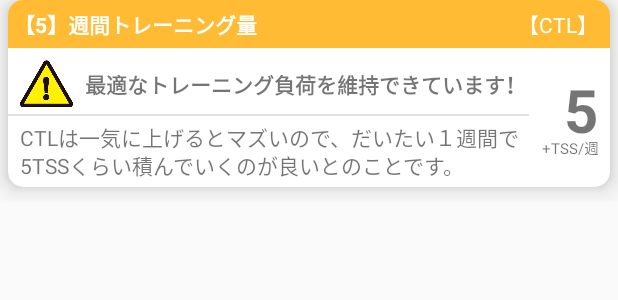
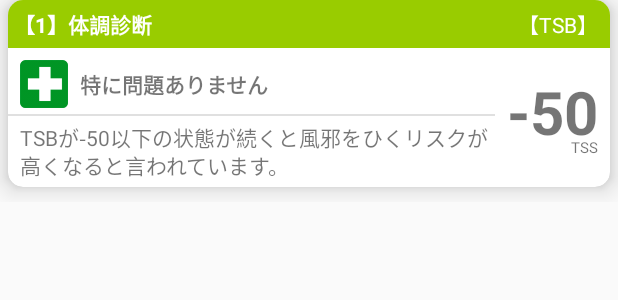
Before and after one commit to Shiro32/PMCMaker, an Android app: the layout diag_card_1.xml on its own in the app's theme, with its tools: preview values and no code run, on a phone screen of 412 x 824 dp. Shown: the top 300 px of the screen. Run offline under Robolectric (Android 15) with nearby library versions, the phone set to English and light mode, and no system bars.

Commit message:
V0.96 CONFIGでON/OFF表示できた
DIAG CARDのコードが膨大になってきたので、別ファイル分割を検討する

```diff
--- a/app/src/main/java/com/sakuraweb/fotopota/pmcmaker/ui/menu/MenuRecyclerView.kt
+++ b/app/src/main/java/com/sakuraweb/fotopota/pmcmaker/ui/menu/MenuRecyclerView.kt
@@ -15,6 +15,8 @@ import com.sakuraweb.fotopota.pmcmaker.ui.run.RUN_EDIT_MODE_EDIT
 import io.realm.Realm
 import io.realm.RealmResults
 import io.realm.kotlin.where
+
+// TODO: 編集用のポップアップをやめましょう。RUNLISTと同じ処理に！
 
 interface SetMenuListener {
     fun okBtnTapped( ret: MenuData? )
--- a/app/src/main/java/com/sakuraweb/fotopota/pmcmaker/ui/run/RunEditActivity.kt
+++ b/app/src/main/java/com/sakuraweb/fotopota/pmcmaker/ui/run/RunEditActivity.kt
@@ -24,6 +24,8 @@ import io.realm.kotlin.createObject
 import io.realm.kotlin.where
 import kotlinx.android.synthetic.main.run_edit_activity.*
 import java.util.*
+
+// TODO: 日付データのゼロサプレスをちゃんとやっちゃおう
 
 // この画面の呼び出しモード
 const val RUN_EDIT_MODE_NEW = 1
--- a/app/src/main/res/layout/diag_card_ctl5.xml
+++ b/app/src/main/res/layout/diag_card_1.xml
@@ -6,7 +6,7 @@
     android:layout_height="wrap_content">
 
     <androidx.cardview.widget.CardView
-        android:id="@+id/diagCTL5Card"
+        android:id="@+id/diagTSB1Card"
         style="@style/DiagCardStyle"
         android:layout_width="match_parent"
         android:layout_height="wrap_content"
@@ -22,26 +22,26 @@
             android:layout_height="wrap_content">
 
             <TextView
-                android:id="@+id/diagCTL5CardTitle"
-                style="@style/DiagCTLCardLabelStyle"
+                android:id="@+id/diagCard1Title"
+                style="@style/DiagTSBCardLabelStyle"
                 android:layout_width="0dp"
                 android:layout_height="wrap_content"
-                android:text="@string/diag_5_ctl_title_label"
+                android:text="@string/diag_1_tsb_title_label"
                 app:layout_constraintEnd_toEndOf="parent"
                 app:layout_constraintStart_toStartOf="parent"
                 app:layout_constraintTop_toTopOf="parent" />
 
             <TextView
-                android:id="@+id/diagCTL5CardSubTitle"
+                android:id="@+id/diagCard1SubTitle"
                 android:layout_width="wrap_content"
                 android:layout_height="wrap_content"
                 android:layout_marginEnd="8dp"
                 android:lineSpacingMultiplier="0.7"
-                android:text="@string/diag_5_ctl_subtitle_label"
+                android:text="@string/diag_1_tsb_subtitle_label"
                 android:textColor="@android:color/white"
-                app:layout_constraintBottom_toBottomOf="@+id/diagCTL5CardTitle"
+                app:layout_constraintBottom_toBottomOf="@+id/diagCard1Title"
                 app:layout_constraintEnd_toEndOf="parent"
-                app:layout_constraintTop_toTopOf="@+id/diagCTL5CardTitle" />
+                app:layout_constraintTop_toTopOf="@+id/diagCard1Title" />
 
             <androidx.constraintlayout.widget.ConstraintLayout
                 android:id="@+id/constraintLayout2"
@@ -49,12 +49,12 @@
                 android:layout_height="wrap_content"
                 android:layout_marginTop="8dp"
                 android:layout_marginEnd="8dp"
-                app:layout_constraintEnd_toStartOf="@+id/constraintLayout"
+                app:layout_constraintEnd_toStartOf="@+id/constraintLayout3"
                 app:layout_constraintStart_toStartOf="parent"
-                app:layout_constraintTop_toBottomOf="@+id/diagCTL5CardTitle">
+                app:layout_constraintTop_toBottomOf="@+id/diagCard1Title">
 
                 <ImageView
-                    android:id="@+id/imageView"
+                    android:id="@+id/diagCard1Icon"
                     android:layout_width="wrap_content"
                     android:layout_height="32dp"
                     android:layout_marginStart="8dp"
@@ -62,19 +62,19 @@
                     app:layout_constraintBottom_toBottomOf="parent"
                     app:layout_constraintStart_toStartOf="parent"
                     app:layout_constraintTop_toTopOf="parent"
-                    app:srcCompat="@drawable/caution" />
+                    app:srcCompat="@drawable/safety2" />
 
                 <TextView
-                    android:id="@+id/diagCTL5CardDiag"
+                    android:id="@+id/diagCard1Judge"
                     android:layout_width="0dp"
                     android:layout_height="wrap_content"
                     android:layout_marginStart="8dp"
                     android:lineSpacingMultiplier="0.7"
-                    android:text="@string/diag_5_ctl_ok"
+                    android:text="@string/diag_1_ok"
                     android:textStyle="bold"
                     app:layout_constraintBottom_toBottomOf="parent"
                     app:layout_constraintEnd_toEndOf="parent"
-                    app:layout_constraintStart_toEndOf="@+id/imageView"
+                    app:layout_constraintStart_toEndOf="@+id/diagCard1Icon"
                     app:layout_constraintTop_toTopOf="parent" />
             </androidx.constraintlayout.widget.ConstraintLayout>
 
@@ -85,12 +85,13 @@
                 android:layout_marginTop="4dp"
                 android:layout_marginEnd="8dp"
                 android:background="?android:attr/listDivider"
-                app:layout_constraintEnd_toStartOf="@+id/constraintLayout"
+                app:layout_constraintEnd_toEndOf="@+id/constraintLayout3"
+                app:layout_constraintEnd_toStartOf="@+id/constraintLayout3"
                 app:layout_constraintStart_toStartOf="parent"
                 app:layout_constraintTop_toBottomOf="@+id/constraintLayout2" />
 
             <TextView
-                android:id="@+id/diagCTL5CardDesc"
+                android:id="@+id/diagCard1Check"
                 android:layout_width="0dp"
                 android:layout_height="wrap_content"
                 android:layout_marginStart="8dp"
@@ -98,42 +99,41 @@
                 android:layout_marginEnd="8dp"
                 android:layout_marginBottom="4dp"
                 android:lineSpacingMultiplier="0.9"
-                android:text="@string/diag_5_ctl_check"
+                android:text="@string/diag_1_check"
                 app:layout_constraintBottom_toBottomOf="parent"
-                app:layout_constraintEnd_toStartOf="@+id/constraintLayout"
+                app:layout_constraintEnd_toStartOf="@+id/constraintLayout3"
                 app:layout_constraintStart_toStartOf="parent"
                 app:layout_constraintTop_toBottomOf="@+id/divider2" />
 
             <androidx.constraintlayout.widget.ConstraintLayout
-                android:id="@+id/constraintLayout"
+                android:id="@+id/constraintLayout3"
                 android:layout_width="wrap_content"
                 android:layout_height="wrap_content"
                 android:layout_marginEnd="8dp"
                 app:layout_constraintBottom_toBottomOf="parent"
                 app:layout_constraintEnd_toEndOf="parent"
-                app:layout_constraintTop_toBottomOf="@+id/diagCTL5CardTitle">
+                app:layout_constraintTop_toBottomOf="@+id/diagCard1Title">
 
                 <TextView
-                    android:id="@+id/diagCTL5CardNowLabel2"
+                    android:id="@+id/diagCard1Score"
                     style="@style/DiagCardNumberStyle"
                     android:layout_width="wrap_content"
                     android:includeFontPadding="false"
                     android:lineSpacingMultiplier="0.7"
-                    android:text="5"
+                    android:text="-50"
                     app:layout_constraintEnd_toEndOf="parent"
                     app:layout_constraintTop_toTopOf="parent" />
 
                 <TextView
-                    android:id="@+id/diagCTL5CardNowLabel3"
+                    android:id="@+id/diagCard1Unit"
                     android:layout_width="wrap_content"
                     android:layout_height="wrap_content"
                     android:includeFontPadding="false"
                     android:lineSpacingMultiplier="0.7"
-                    android:text="@string/diag_5_ctl_unit"
-                    android:textAlignment="textEnd"
+                    android:text="@string/diag_1_unit"
                     android:textSize="10sp"
                     app:layout_constraintEnd_toEndOf="parent"
-                    app:layout_constraintTop_toBottomOf="@+id/diagCTL5CardNowLabel2" />
+                    app:layout_constraintTop_toBottomOf="@+id/diagCard1Score" />
             </androidx.constraintlayout.widget.ConstraintLayout>
 
 
--- a/app/src/main/res/navigation/mobile_navigation.xml
+++ b/app/src/main/res/navigation/mobile_navigation.xml
@@ -27,6 +27,6 @@
         android:id="@+id/navigation_setting"
         android:name="com.sakuraweb.fotopota.pmcmaker.ui.config.ConfigFragment"
         android:label="@string/nav_title_setting"
-        tools:layout="@layout/diagnosis_fragment" />
+        tools:layout="@layout/setting_fragment" />
 
 </navigation>
--- a/app/src/main/res/values/strings.xml
+++ b/app/src/main/res/values/strings.xml
@@ -111,10 +111,11 @@
 
     <string name="diag_1_tsb_title_label">【1】体調診断</string>
     <string name="diag_1_tsb_subtitle_label">【TSB】</string>
-    <string name="diag_1_tsb_ng">風邪をひくリスクが非常に高くなっています！</string>
-    <string name="diag_1_tsb_ok">特に問題ありません</string>
-    <string name="diag_1_tsb_check">TSBが-50以下の状態が続くと風邪をひくリスクが高くなると言われます。</string>
-    <string name="diag_1_tsb_unit" >TSS</string>
+    <string name="diag_1_ng">風邪をひくリスクが高くなっています！</string>
+    <string name="diag_1_ng2">１週間平均では-50を下回っているため注意しましょう</string>
+    <string name="diag_1_ok">特に問題ありません</string>
+    <string name="diag_1_check">TSBが-50以下の状態が続くと風邪をひくリスクが高くなると言われています。</string>
+    <string name="diag_1_unit" >TSS</string>
 
     <string name="diag_2_tsb_title_label">【2】トレーニングパフォーマンス</string>
     <string name="diag_2_tsb_ng">トレーニングのパフォーマンスが低下しています</string>
@@ -124,16 +125,17 @@
 
     <string name="diag_3_tsb_title_label">【3】レースコンディション</string>
     <string name="diag_3_tsb_ok">レースに理想的な体調になっています！\n今すぐ出ましょう！</string>
-    <string name="diag_3_tsb_ng">XXXX 理想的な範囲からは外れています。</string>
     <string name="diag_3_tsb_check">レースや大会では+5前後のTSBが理想的と言われています（諸説あります）</string>
     <string name="diag_3_tsb_unit">TSS</string>
 
-    <string name="diag_5_ctl_title_label">【5】週間トレーニング量</string>
-    <string name="diag_5_ctl_subtitle_label">【CTL】</string>
-    <string name="diag_5_ctl_ok">最適なトレーニング負荷を維持できています！</string>
-    <string name="diag_5_ctl_ng">XXXX 最適なトレーニング負荷ではないでござる</string>
-    <string name="diag_5_ctl_check">CTLは一気に上げるとマズいので、だいたい１週間で5TSSくらい積んでいくのが良いとのことです。</string>
-    <string name="diag_5_ctl_unit">+TSS/週</string>
+    <string name="diag_5_title_label">【5】週間トレーニング量</string>
+    <string name="diag_5_subtitle_label">【CTL】</string>
+    <string name="diag_5_ok">最適なトレーニング負荷を維持できています！</string>
+    <string name="diag_5_ng_under">トレーニング負荷が少ないみたいです</string>
+    <string name="diag_5_ng_over">トレーニング負荷が多すぎるみたいです</string>
+    <string name="diag_5_check">CTLは一気に上げるとマズいので、だいたい１週間で5TSSくらい積んでいくのが良いとのことです。</string>
+    <string name="diag_5_unit">+TSS/週</string>
+    <string name="diag_3_tsb_ng">レース向きのコンディションではありません</string>
 
     <!-- セッティング画面 -->
 
--- a/app/src/main/res/values/styles.xml
+++ b/app/src/main/res/values/styles.xml
@@ -49,7 +49,7 @@
         <item name="android:paddingBottom">5dp</item>
         <item name="android:textStyle">bold</item>
         <item name="android:textColor">@android:color/white</item>
-        <item name="android:background">@android:color/holo_orange_light</item>
+        <item name="android:background">@android:color/holo_blue_dark</item>
     </style>
 
     <style name="DiagCardNumberStyle">
```
Also changed, not shown: app/src/main/java/com/sakuraweb/fotopota/pmcmaker/ui/pmc/PmcFragment.kt (+117 -7 lines), app/src/main/res/layout/diag_card_2.xml (renamed from app/src/main/res/layout/diag_card_tsb2.xml, +15 -15 lines), app/src/main/res/layout/diag_card_3.xml (renamed from app/src/main/res/layout/diag_card_tsb1.xml, +26 -26 lines), app/src/main/res/layout/diag_card_5.xml (renamed from app/src/main/res/layout/diag_card_tsb3.xml, +22 -22 lines), app/src/main/res/layout/diag_card_sample.xml (deleted, +0 -70 lines), app/src/main/res/layout/pmc_fragment.xml (+1 -20 lines), app/src/main/res/drawable/safety1.png (added), app/src/main/res/drawable/safety2.png (added), 2 other files.
